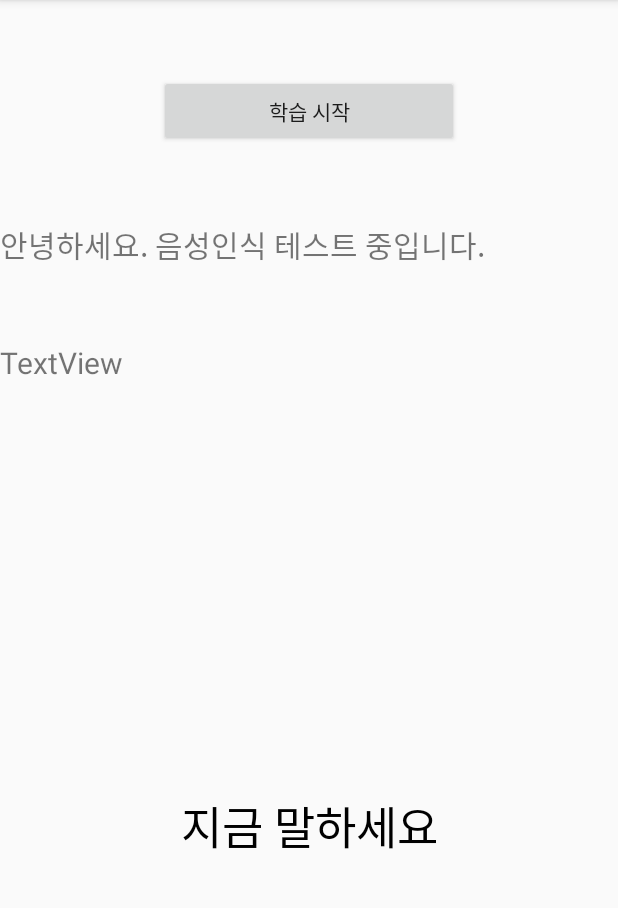
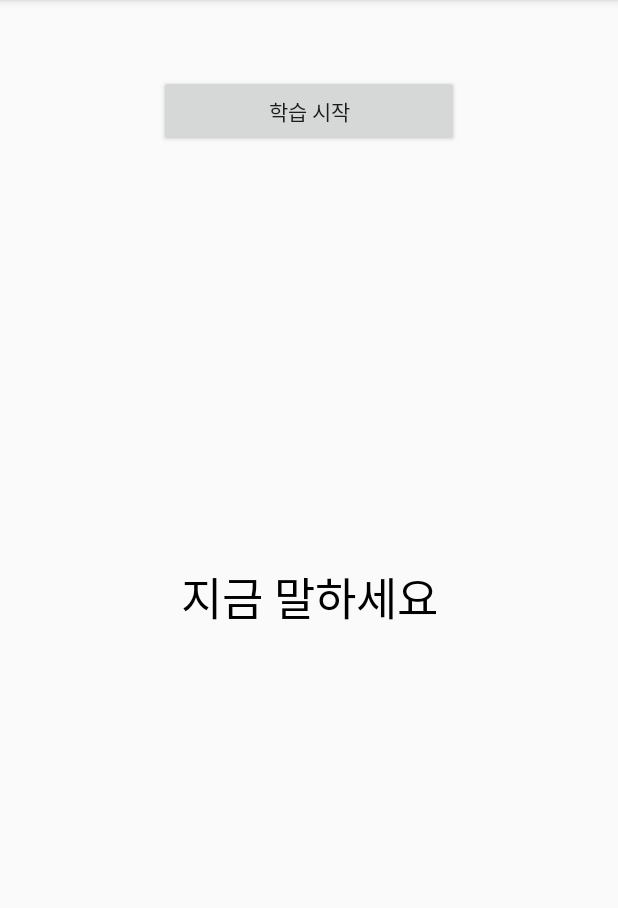
Before and after one commit to hijerry17/speechRecognition_test, an Android app: the screen it shows after launch (MainActivity), on a phone screen of 412 x 824 dp, the part 84-992 px from its top. Run offline under Robolectric (Android 15) with nearby library versions, the phone set to English and light mode, and no system bars.

Commit message:
틀린 부분 찾기

```diff
--- a/app/src/main/res/layout/activity_main.xml
+++ b/app/src/main/res/layout/activity_main.xml
@@ -19,7 +19,6 @@
     <TextView
         android:layout_width="match_parent"
         android:layout_height="wrap_content"
-        android:text="안녕하세요. 음성인식 테스트 중입니다."
         android:textSize="20dp"
         android:layout_marginTop="50dp"
         android:id="@+id/tv1"
@@ -30,24 +29,12 @@
     <TextView
         android:layout_width="match_parent"
         android:layout_height="100dp"
-        android:text="TextView"
         android:textSize="20dp"
         android:layout_marginTop="50dp"
         android:id="@+id/tv2"
         app:layout_constraintLeft_toLeftOf="parent"
         app:layout_constraintRight_toRightOf="parent"
         app:layout_constraintTop_toBottomOf="@id/tv1" />
-
-    <TextView
-        android:layout_width="match_parent"
-        android:layout_height="100dp"
-        android:textSize="20dp"
-        android:layout_marginTop="50dp"
-        android:id="@+id/tv_result"
-        app:layout_constraintLeft_toLeftOf="parent"
-        app:layout_constraintRight_toRightOf="parent"
-        app:layout_constraintTop_toBottomOf="@id/tv2" />
-
 
     <TextView
         android:layout_width="wrap_content"
@@ -59,6 +46,6 @@
         android:id="@+id/speech"
         app:layout_constraintLeft_toLeftOf="parent"
         app:layout_constraintRight_toRightOf="parent"
-        app:layout_constraintTop_toBottomOf="@id/tv_result"/>
+        app:layout_constraintTop_toBottomOf="@id/tv2"/>
 
 </android.support.constraint.ConstraintLayout>
```
Also changed, not shown: app/src/main/java/com/cookandroid/speech/MainActivity.java (+77 -29 lines).
